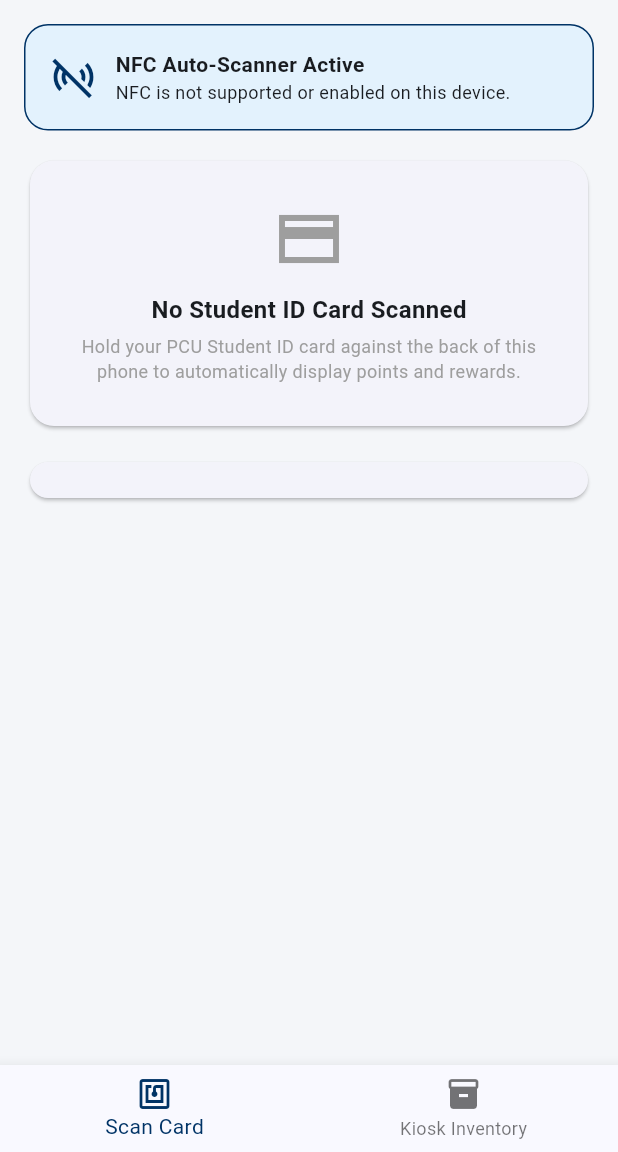
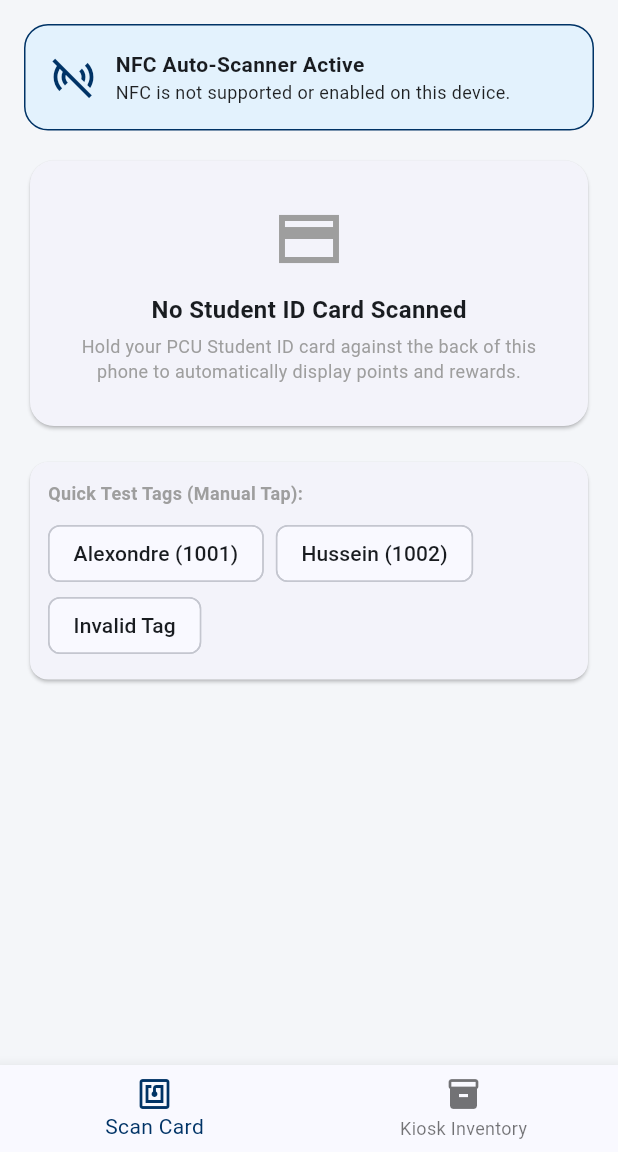
Before and after one commit to RewardAppMobile/pcu-kiosk-system, a Flutter app: the screen it shows after launch, after a tap on the "refresh" icon, on a phone screen of 412 x 824 dp, the part 84-1236 px from its top. Run offline on Flutter 3.47's test engine with Material 3 defaults, Android fonts, the phone set to English and light mode, and no system bars; missing offline and left inert: nfc_manager; network calls fail.

Commit message:
Update main.dart

```diff
--- a/mobile_app/lib/main.dart
+++ b/mobile_app/lib/main.dart
@@ -16,7 +16,7 @@ class KioskApp extends StatelessWidget {
       title: 'PCU Kiosk System',
       debugShowCheckedModeBanner: false,
       theme: ThemeData(
-        primaryColor: const Color(0xFF003366), // PCU Navy Blue
+        primaryColor: const Color(0xFF003366),
         scaffoldBackgroundColor: const Color(0xFFF4F6F9),
         colorScheme: ColorScheme.fromSeed(
           seedColor: const Color(0xFF003366),
@@ -37,9 +37,6 @@ class HomeScreen extends StatefulWidget {
 }
 
 class _HomeScreenState extends State<HomeScreen> {
-  // -------------------------------------------------------------
-  // CHANGE THIS TO YOUR ACTUAL PYTHONANYWHERE DOMAIN
-  // -------------------------------------------------------------
   static const String baseUrl = 'https://RewardAppMobile.pythonanywhere.com';
 
   int _selectedIndex = 0;
@@ -63,18 +60,21 @@ class _HomeScreenState extends State<HomeScreen> {
     super.dispose();
   }
 
-  // Automatically listens for NFC tags continuously
   Future<void> _initAutoNfcScanner() async {
     bool isAvailable = await NfcManager.instance.isAvailable();
     if (!isAvailable) {
+      if (mounted) {
         setState(() {
           _cardStatusMessage = 'NFC is not supported or enabled on this device.';
           _isNfcActive = false;
         });
+      }
       return;
     }
 
+    if (mounted) {
       setState(() => _isNfcActive = true);
+    }
 
     NfcManager.instance.startSession(
       onDiscovered: (NfcTag tag) async {
@@ -82,33 +82,32 @@ class _HomeScreenState extends State<HomeScreen> {
         await _fetchCustomer(scannedTag);
       },
       onError: (error) async {
-        _initAutoNfcScanner(); // Restart listener if session drops
+        _initAutoNfcScanner();
       },
     );
   }
 
-  // Extract ID string from physical NFC Tag
   String _extractTagId(NfcTag tag) {
     final data = tag.data;
     if (data.containsKey('isodep')) {
       final idList = data['isodep']['identifier'] as List<dynamic>?;
       if (idList != null) {
-        return idList.map((e) => e.toRadixString(16).padLeft(2, '0')).join('').toUpperCase();
+        return idList.map((e) => (e as int).toRadixString(16).padLeft(2, '0')).join('').toUpperCase();
       }
     } else if (data.containsKey('nfca')) {
       final idList = data['nfca']['identifier'] as List<dynamic>?;
       if (idList != null) {
-        return idList.map((e) => e.toRadixString(16).padLeft(2, '0')).join('').toUpperCase();
+        return idList.map((e) => (e as int).toRadixString(16).padLeft(2, '0')).join('').toUpperCase();
       }
     }
-    return 'RFID-1001'; // Fallback
+    return 'RFID-1001';
   }
 
   Future<void> _fetchProducts() async {
-    setState(() => _isLoadingProducts = true);
+    if (mounted) setState(() => _isLoadingProducts = true);
     try {
       final response = await http.get(Uri.parse('$baseUrl/api/products'));
-      if (response.statusCode == 200) {
+      if (response.statusCode == 200 && mounted) {
         setState(() {
           _products = jsonDecode(response.body);
         });
@@ -116,7 +115,7 @@ class _HomeScreenState extends State<HomeScreen> {
     } catch (e) {
       debugPrint('Error fetching products: $e');
     } finally {
-      setState(() => _isLoadingProducts = false);
+      if (mounted) setState(() => _isLoadingProducts = false);
     }
   }
 
@@ -125,22 +124,26 @@ class _HomeScreenState extends State<HomeScreen> {
       final response = await http.get(Uri.parse('$baseUrl/api/customer/$rfid'));
       if (response.statusCode == 200) {
         final data = jsonDecode(response.body);
+        if (mounted) {
           setState(() {
             _customer = data;
             _isLastScanValid = true;
             _cardStatusMessage = 'Valid Card Detected!';
           });
+        }
         _showCardPrompt(
           isValid: true,
           title: '✅ Valid Card',
           message: 'Welcome, ${data['name']}!\nPoints Balance: ${data['points']} pts',
         );
       } else {
+        if (mounted) {
           setState(() {
             _customer = null;
             _isLastScanValid = false;
             _cardStatusMessage = 'Invalid Card ($rfid)';
           });
+        }
         _showCardPrompt(
           isValid: false,
           title: '❌ Invalid Card',
@@ -183,9 +186,11 @@ class _HomeScreenState extends State<HomeScreen> {
           title: '🎉 Redemption Successful!',
           message: '${result['message']}\nRemaining Points: ${result['remaining_points']}',
         );
+        if (mounted) {
           setState(() {
             _customer!['points'] = result['remaining_points'];
           });
+        }
         _fetchProducts();
       } else {
         _showCardPrompt(
@@ -267,7 +272,6 @@ class _HomeScreenState extends State<HomeScreen> {
     return ListView(
       padding: const EdgeInsets.all(16),
       children: [
-        // Auto-detect NFC status bar
         Container(
           padding: const EdgeInsets.all(16),
           decoration: BoxDecoration(
@@ -294,26 +298,22 @@ class _HomeScreenState extends State<HomeScreen> {
                   crossAxisAlignment: CrossAxisAlignment.start,
                   children: [
                     const Text('NFC Auto-Scanner Active', style: TextStyle(fontWeight: FontWeight.bold, fontSize: 14)),
-                    Text(_cardStatusMessage, style: const TextStyle(fontSize: 12, color: Colors.black80)),
+                    Text(_cardStatusMessage, style: const TextStyle(fontSize: 12, color: Colors.black87)),
                   ],
                 ),
               ),
             ],
           ),
         ),
-
         const SizedBox(height: 16),
-
-        // Display Scanned Card Info
         if (_customer != null) _buildProfileCard() else _buildEmptyState(),
-
         const SizedBox(height: 16),
-
-        // Manual Demo Buttons for Testing
         Card(
           shape: RoundedRectangleBorder(borderRadius: BorderRadius.circular(12)),
           child: Padding(
             padding: const EdgeInsets.all(12),
+            child: Column(
+              crossAxisAlignment: CrossAxisAlignment.start,
               children: [
                 const Text('Quick Test Tags (Manual Tap):', style: TextStyle(fontSize: 12, fontWeight: FontWeight.bold, color: Colors.grey)),
                 const SizedBox(height: 8),
@@ -326,6 +326,7 @@ class _HomeScreenState extends State<HomeScreen> {
                   ],
                 ),
               ],
+            ),
           ),
         ),
       ],
```
Lines whose indentation alone changed are shown as unchanged.
